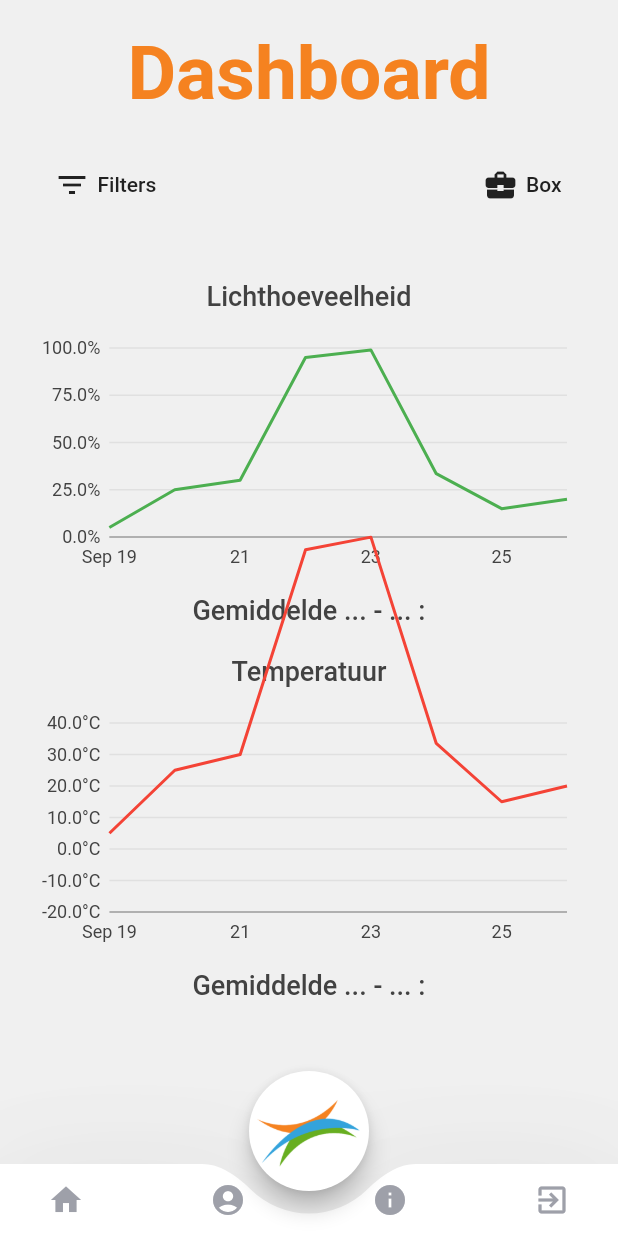
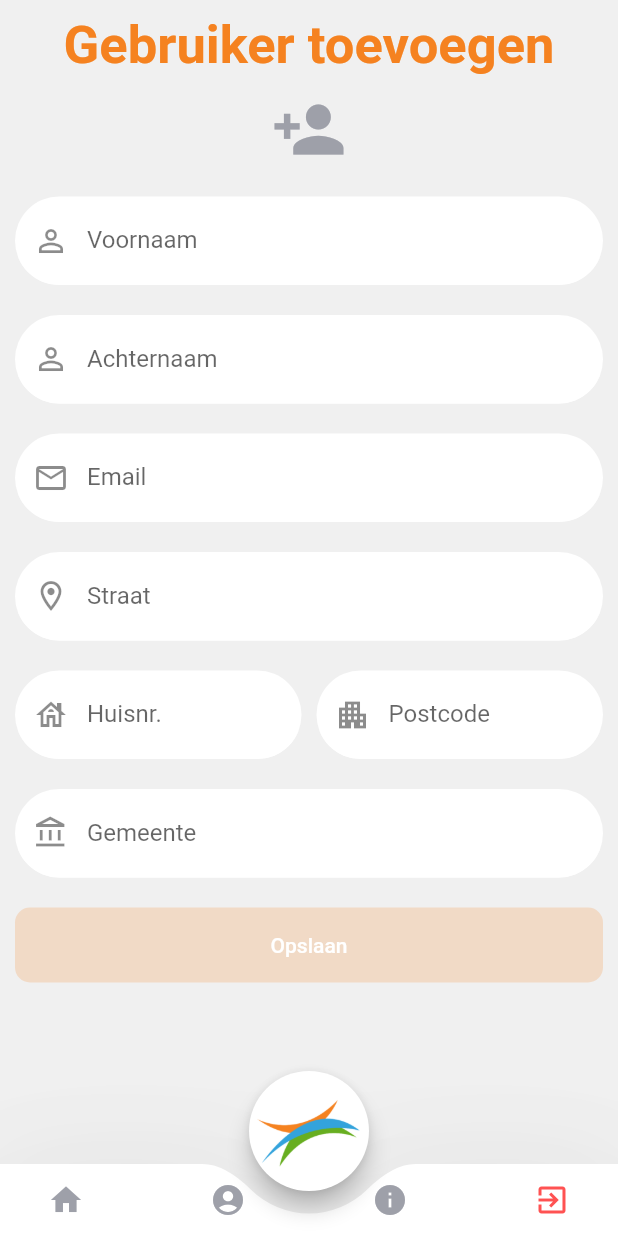
Before and after one commit to Project-4-0/app, a Flutter app: the screen it shows after launch, on a phone screen of 412 x 824 dp. Run offline on Flutter 3.47's test engine with Material 2 defaults, Android fonts, the phone set to English and light mode, and no system bars; our stand-ins replace charts_flutter, flutter_dotenv, get; Roboto replaces fonts that are missing (Poppins).

Commit message:
User overview & user detail

```diff
--- a/lib/main.dart
+++ b/lib/main.dart
@@ -20,7 +20,9 @@ class MyApp extends StatelessWidget {
       title: 'B One',
       theme: bOneTheme,
       // initialRoute: '/admin/dashboard',
-      initialRoute: '/boer/dashboard',
+      initialRoute: '/admin/users/1',
+      // initialRoute: '/admin/users',
+      // initialRoute: '/boer/dashboard',
       // initialRoute: '/profile',
       // Work with Generate routes
       onGenerateRoute: RouteGenerator.generateRoute,
--- /dev/null
+++ b/lib/pages/admin/userDetail.dart
@@ -0,0 +1,122 @@
+import 'package:b_one_project_4_0/widgets/TextFieldBOne.dart';
+import 'package:b_one_project_4_0/widgets/buttons/BottomAppBarBOne.dart';
+import 'package:b_one_project_4_0/widgets/buttons/FlatButtonBOne.dart';
+import 'package:flutter/material.dart';
+
+class UserDetailPage extends StatefulWidget {
+  @override
+  _UserDetailPageState createState() => _UserDetailPageState();
+}
+
+class _UserDetailPageState extends State<UserDetailPage> {
+  @override
+  Widget build(BuildContext context) {
+    return Scaffold(
+      backgroundColor: Theme.of(context).scaffoldBackgroundColor,
+      body: SingleChildScrollView(
+        child: SafeArea(
+          child: Padding(
+            padding: EdgeInsets.fromLTRB(10.0, 10.0, 10.0, 80.0),
+            child: Center(
+              child: Column(
+                children: [
+                  Text(
+                    'Gebruiker toevoegen',
+                    style: TextStyle(
+                      color: Theme.of(context).primaryColor,
+                      fontSize: 35,
+                      fontWeight: FontWeight.bold,
+                      fontFamily: 'Poppins',
+                    ),
+                  ),
+                  Padding(padding: EdgeInsets.all(5.0)),
+                  Icon(
+                    Icons.person_add,
+                    size: 50,
+                  ),
+                  SizedBox(
+                    height: 20,
+                  ),
+                  TextFieldBOne(
+                    context: context,
+                    labelText: "Voornaam",
+                    icon: Icon(Icons.person_outline),
+                  ),
+                  SizedBox(
+                    height: 20,
+                  ),
+                  TextFieldBOne(
+                    context: context,
+                    labelText: "Achternaam",
+                    icon: Icon(Icons.person_outline),
+                  ),
+                  SizedBox(
+                    height: 20,
+                  ),
+                  TextFieldBOne(
+                    context: context,
+                    labelText: "Email",
+                    icon: Icon(Icons.mail_outline),
+                  ),
+                  SizedBox(
+                    height: 20,
+                  ),
+                  TextFieldBOne(
+                    context: context,
+                    labelText: "Straat",
+                    icon: Icon(Icons.location_on_outlined),
+                  ),
+                  SizedBox(
+                    height: 20,
+                  ),
+                  Row(
+                    children: [
+                      Flexible(
+                        child: TextFieldBOne(
+                          context: context,
+                          labelText: "Huisnr.",
+                          icon: Icon(Icons.house_outlined),
+                        ),
+                      ),
+                      SizedBox(
+                        width: 10,
+                      ),
+                      Flexible(
+                        child: TextFieldBOne(
+                          context: context,
+                          labelText: "Postcode",
+                          icon: Icon(Icons.apartment_outlined),
+                        ),
+                      ),
+                    ],
+                  ),
+                  SizedBox(
+                    height: 20,
+                  ),
+                  TextFieldBOne(
+                    context: context,
+                    labelText: "Gemeente",
+                    icon: Icon(Icons.account_balance_outlined),
+                  ),
+                  SizedBox(
+                    height: 20,
+                  ),
+                  FlatButtonBOne(
+                    minWidth: double.infinity,
+                    text: "Opslaan",
+                    onPressed: () {
+                      print("Save user");
+                    },
+                  ),
+                ],
+              ),
+            ),
+          ),
+        ),
+      ),
+      floatingActionButton: FloatingActionButtonBOne(),
+      floatingActionButtonLocation: FloatingActionButtonLocation.centerDocked,
+      bottomNavigationBar: BottomAppBarBOne(),
+    );
+  }
+}
--- a/lib/pages/routeGenerator.dart
+++ b/lib/pages/routeGenerator.dart
@@ -1,6 +1,8 @@
 import 'package:b_one_project_4_0/pages/profile.dart';
 import 'package:b_one_project_4_0/pages/boer/dashboard.dart';
 import 'package:b_one_project_4_0/pages/admin/dashboard.dart';
+import 'package:b_one_project_4_0/pages/admin/users.dart';
+import 'package:b_one_project_4_0/pages/admin/userDetail.dart';
 import 'package:b_one_project_4_0/pages/test.dart';
 import 'package:flutter/material.dart';
 
@@ -13,6 +15,11 @@ class RouteGenerator {
       //   return MaterialPageRoute(builder: (_) => LoginPage());
       case '/admin/dashboard':
         return MaterialPageRoute(builder: (_) => AdminDashboardPage());
+      case '/admin/users':
+        return MaterialPageRoute(builder: (_) => UserOverviewPage());
+      // TODO: Id parameter
+      case '/admin/users/1':
+        return MaterialPageRoute(builder: (_) => UserDetailPage());
       case '/test':
         return MaterialPageRoute(builder: (_) => TestPage());
       case '/profile':
--- a/lib/widgets/buttons/BottomAppBarBOne.dart
+++ b/lib/widgets/buttons/BottomAppBarBOne.dart
@@ -58,7 +58,7 @@ class BottomAppBarBOne extends StatelessWidget {
               },
               child: Icon(
                 Icons.exit_to_app,
-                color: Theme.of(context).accentColor,
+                color: Colors.redAccent,
               ),
             ),
           ],
```
Also changed, not shown: lib/apis/user_api.dart (added, +181 -0 lines), lib/models/user.dart (added, +44 -0 lines), lib/pages/admin/users.dart (added, +193 -0 lines), lib/widgets/TopSearchBar.dart (added, +42 -0 lines).
